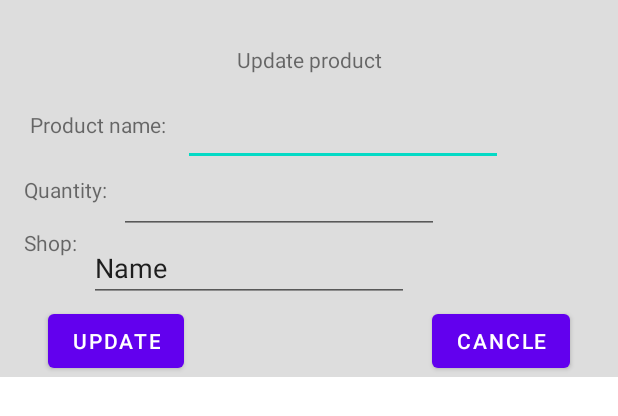
After one commit to ValkaYordanov/ShoppingListApp, an Android app: the layout update_product_layout.xml on its own in the app's theme, with its tools: preview values and no code run, on a phone screen of 412 x 824 dp. The commit adds this screen. Shown: the top 416 px of the screen. Run offline under Robolectric (Android 15) with nearby library versions, the phone set to English and light mode, and no system bars.

Commit message:
implementation for update product

```diff
--- /dev/null
+++ b/app/src/main/res/layout/update_product_layout.xml
@@ -0,0 +1,112 @@
+<?xml version="1.0" encoding="utf-8"?>
+<androidx.constraintlayout.widget.ConstraintLayout xmlns:android="http://schemas.android.com/apk/res/android"
+    xmlns:app="http://schemas.android.com/apk/res-auto"
+    xmlns:tools="http://schemas.android.com/tools"
+    android:layout_width="match_parent"
+    android:layout_height="wrap_content"
+    android:layout_marginBottom="10dp"
+    android:background="@color/gray">
+
+
+    <Button
+        android:id="@+id/updateButton"
+        android:layout_width="wrap_content"
+        android:layout_height="wrap_content"
+        android:layout_marginStart="32dp"
+
+        android:layout_marginTop="16dp"
+        android:text="@string/update"
+        app:layout_constraintStart_toStartOf="parent"
+        app:layout_constraintTop_toBottomOf="@+id/updateShop"
+        tools:ignore="MissingConstraints" />
+
+    <Button
+        android:id="@+id/cancleButton"
+        android:layout_width="wrap_content"
+        android:layout_height="wrap_content"
+        android:layout_marginEnd="32dp"
+
+        android:layout_marginBottom="20dp"
+        android:text="@string/cancle"
+        app:layout_constraintBottom_toBottomOf="@+id/updateButton"
+        app:layout_constraintEnd_toEndOf="parent"
+        app:layout_constraintTop_toTopOf="@+id/updateButton"
+        app:layout_constraintVertical_bias="0.0" />
+
+
+    <TextView
+        android:id="@+id/textView3"
+        android:layout_width="wrap_content"
+        android:layout_height="wrap_content"
+        android:layout_marginTop="30dp"
+        android:gravity="center"
+        android:text="@string/titleOfDilog"
+        app:layout_constraintEnd_toEndOf="parent"
+        app:layout_constraintStart_toStartOf="parent"
+        app:layout_constraintTop_toTopOf="parent" />
+
+    <TextView
+        android:id="@+id/updateName"
+        android:layout_width="98dp"
+        android:layout_height="35dp"
+        android:layout_marginStart="16dp"
+        android:layout_marginTop="16dp"
+        android:gravity="center"
+        android:text="Product name:"
+        app:layout_constraintStart_toStartOf="parent"
+        app:layout_constraintTop_toBottomOf="@+id/textView3" />
+
+    <TextView
+        android:id="@+id/updateQuantity"
+        android:layout_width="wrap_content"
+        android:layout_height="35dp"
+        android:layout_marginStart="16dp"
+        android:layout_marginTop="8dp"
+        android:gravity="center"
+        android:text="Quantity:"
+        app:layout_constraintStart_toStartOf="parent"
+        app:layout_constraintTop_toBottomOf="@+id/updateName" />
+
+    <TextView
+        android:id="@+id/updateShop"
+        android:layout_width="wrap_content"
+        android:layout_height="35dp"
+        android:layout_marginStart="16dp"
+        android:layout_marginTop="8dp"
+        android:text="Shop:"
+        app:layout_constraintStart_toStartOf="parent"
+        app:layout_constraintTop_toBottomOf="@+id/updateQuantity" />
+
+    <EditText
+        android:id="@+id/ed_updateName"
+        android:layout_width="wrap_content"
+        android:layout_height="wrap_content"
+        android:layout_marginStart="8dp"
+        android:layout_marginTop="16dp"
+        android:ems="10"
+        android:inputType="textPersonName"
+        app:layout_constraintStart_toEndOf="@+id/updateName"
+        app:layout_constraintTop_toBottomOf="@+id/textView3" />
+
+    <EditText
+        android:id="@+id/ed_updateShop"
+        android:layout_width="wrap_content"
+        android:layout_height="wrap_content"
+        android:layout_marginStart="8dp"
+        android:ems="10"
+        android:inputType="textPersonName"
+        android:text="Name"
+        app:layout_constraintStart_toEndOf="@+id/updateShop"
+        app:layout_constraintTop_toBottomOf="@+id/ed_updateQuantity" />
+
+    <EditText
+        android:id="@+id/ed_updateQuantity"
+        android:layout_width="wrap_content"
+        android:layout_height="wrap_content"
+        android:layout_marginStart="8dp"
+        android:ems="10"
+        android:inputType="number"
+        app:layout_constraintStart_toEndOf="@+id/updateQuantity"
+        app:layout_constraintTop_toBottomOf="@+id/ed_updateName" />
+
+</androidx.constraintlayout.widget.ConstraintLayout>
--- a/app/src/main/res/values/colors.xml
+++ b/app/src/main/res/values/colors.xml
@@ -7,4 +7,5 @@
     <color name="teal_700">#FF018786</color>
     <color name="black">#FF000000</color>
     <color name="white">#FFFFFFFF</color>
+    <color name="gray">#DDDDDD</color>
 </resources>
--- a/app/src/main/res/values/strings.xml
+++ b/app/src/main/res/values/strings.xml
@@ -16,4 +16,10 @@
 
     <string name="action_settings">Settings</string>
     <string name="enterName"> Enter name</string>
+
+    <string name="cancle">Cancle</string>
+    <string name="update">Update</string>
+    <string name="start_nr">Start no.:</string>
+    <string name="slut_nr">End no.:</string>
+    <string name="titleOfDilog">Update product</string>
 </resources>
```
Also changed, not shown: app/src/main/java/com/ebookfrenzy/shoppinglistapp/MainActivity.kt (+14 -1 lines), app/src/main/java/com/ebookfrenzy/shoppinglistapp/UpdateProductDialog.kt (+67 -43 lines), app/src/main/java/com/ebookfrenzy/shoppinglistapp/adapters/ProductAdapter.kt (+27 -4 lines), app/src/main/java/com/ebookfrenzy/shoppinglistapp/data/Repository.kt (+48 -17 lines), app/src/main/res/layout/card_layout.xml (+12 -0 lines).
